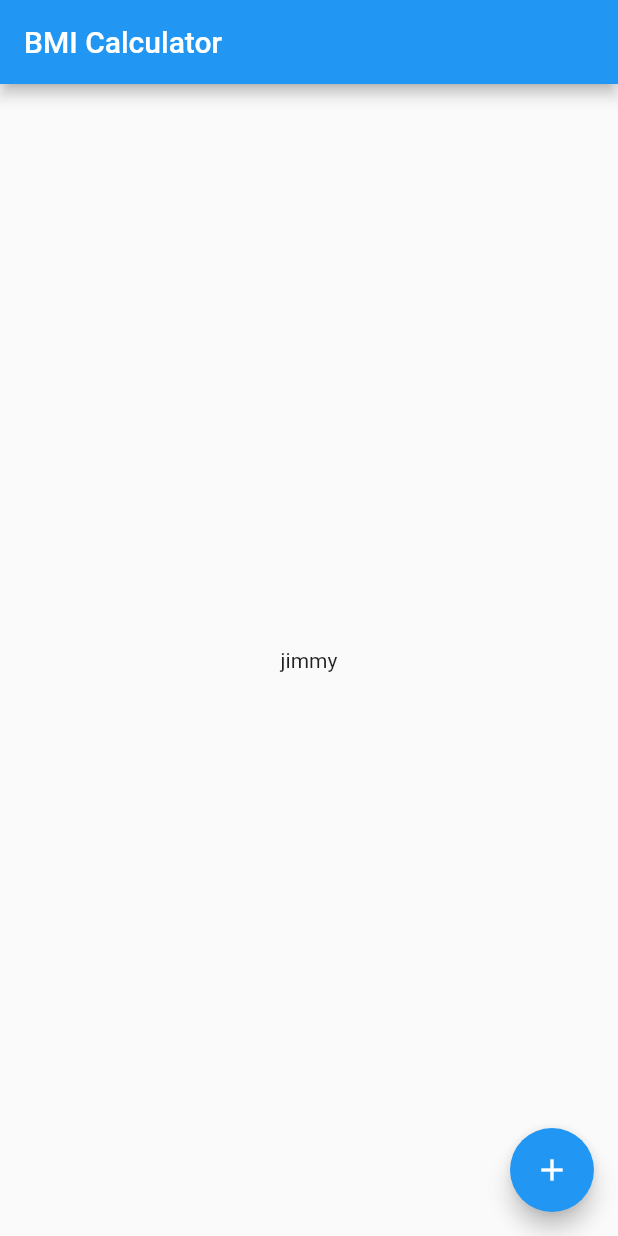
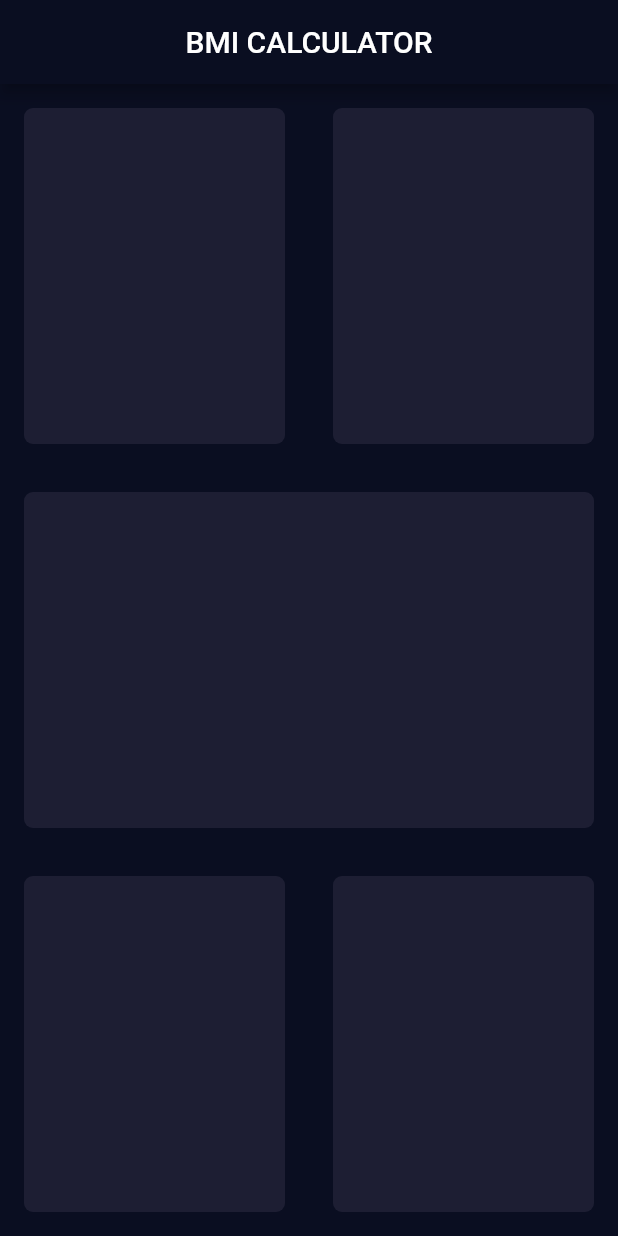
Before and after one commit to AnkushSinghGandhi/bmi-calculator-flutter, a Flutter app: the screen it shows after launch, on a phone screen of 412 x 824 dp. Run offline on Flutter 3.47's test engine with Material 2 defaults, Android fonts, the phone set to English and light mode, and no system bars.

Commit message:
created custom card widget reusablecard

```diff
--- /dev/null
+++ b/lib/input_page.dart
@@ -0,0 +1,57 @@
+import 'package:flutter/material.dart';
+
+class InputPage extends StatefulWidget {
+  @override
+  _InputPageState createState() => _InputPageState();
+}
+
+class _InputPageState extends State<InputPage> {
+  @override
+  Widget build(BuildContext context) {
+    return Scaffold(
+        appBar: AppBar(
+          title: Center(child: Text('BMI CALCULATOR')),
+        ),
+        body: Column(
+          children: [
+            Expanded(
+              child: Row(
+                children: [
+                  ReusableCard(colour: Color(0xFF1D1E33),),
+                  ReusableCard(colour: Color(0xFF1D1E33),),
+                ],
+              ),
+            ),
+            ReusableCard(colour: Color(0xFF1D1E33),),
+            Expanded(
+              child: Row(
+                children: [
+                  ReusableCard(colour: Color(0xFF1D1E33),),
+                  ReusableCard(colour: Color(0xFF1D1E33),),
+                ],
+              ),
+            ),
+          ],
+        ));
+  }
+}
+
+class ReusableCard extends StatelessWidget {
+
+  ReusableCard({required this.colour});
+
+  final Color colour;
+
+  @override
+  Widget build(BuildContext context) {
+    return Expanded(
+      child: Container(
+        decoration: BoxDecoration(
+          color: colour,
+          borderRadius: BorderRadius.circular(6),
+        ),
+        margin: EdgeInsets.all(16),
+      ),
+    );
+  }
+}
--- a/lib/main.dart
+++ b/lib/main.dart
@@ -1,4 +1,5 @@
 import 'package:flutter/material.dart';
+import 'input_page.dart';
 
 void main() => runApp(BMICalculator());
 
@@ -6,32 +7,11 @@ class BMICalculator extends StatelessWidget {
   @override
   Widget build(BuildContext context) {
     return MaterialApp(
+      theme: ThemeData.dark().copyWith(
+        primaryColor: Color(0xFF0A0E21),
+        scaffoldBackgroundColor: Color(0xFF0A0E21),
+      ),
       home: InputPage(),
     );
   }
 }
-
-class InputPage extends StatefulWidget {
-  @override
-  _InputPageState createState() => _InputPageState();
-}
-
-class _InputPageState extends State<InputPage> {
-  @override
-  Widget build(BuildContext context) {
-    return Scaffold(
-      appBar: AppBar(
-        title: Text('BMI Calculator'),
-      ),
-      body: Center(
-        child: Text('jimmy'),
-      ),
-      floatingActionButton: FloatingActionButton(
-        onPressed: () {
-          print('hi');
-        },
-        child: Icon(Icons.add),
-      ),
-    );
-  }
-}
```
